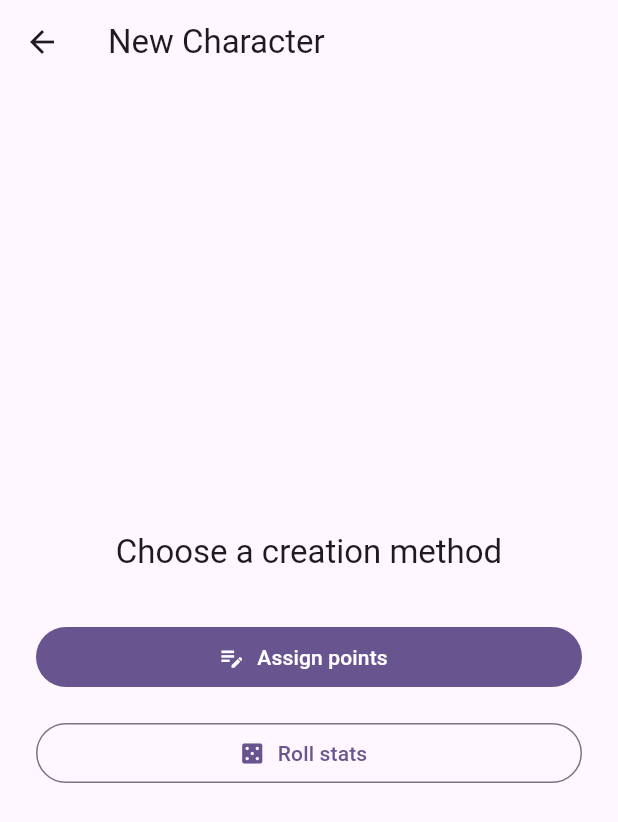
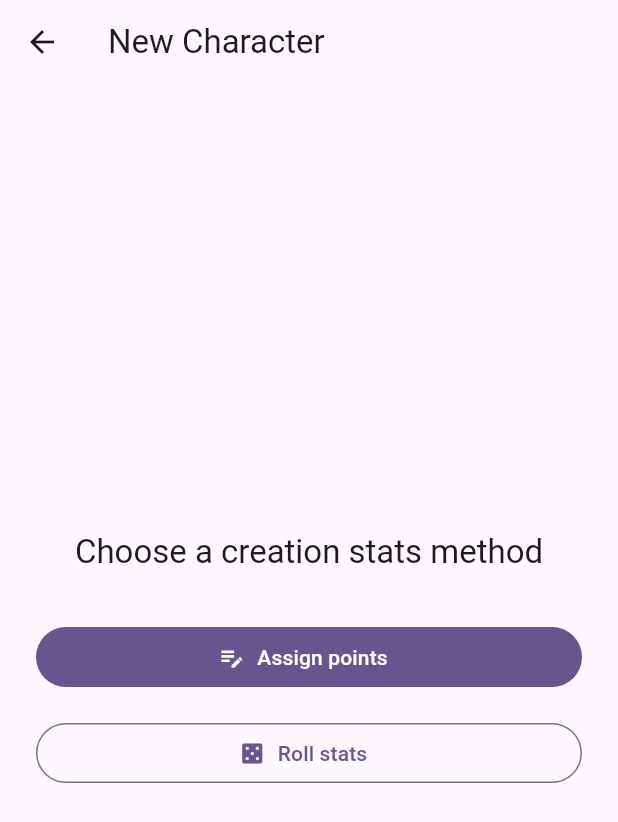
Before and after one commit to Ankater/patron_dossier, a Flutter app: the PreCharacterCreateScreen screen opened directly, on a phone screen of 412 x 824 dp. Shown: the top 822 px of the screen. Run offline on Flutter 3.47's test engine with Material 3 defaults, Android fonts, the phone set to English and light mode, and no system bars.

Commit message:
Update creation method label to specify stats in character creation screen.

```diff
--- a/lib/features/characters/screens/pre_character_create_screen.dart
+++ b/lib/features/characters/screens/pre_character_create_screen.dart
@@ -28,7 +28,7 @@ class PreCharacterCreateScreen extends StatelessWidget {
             crossAxisAlignment: CrossAxisAlignment.stretch,
             children: [
               Text(
-                'Choose a creation method',
+                'Choose a creation stats method',
                 style: Theme.of(context).textTheme.titleLarge,
                 textAlign: TextAlign.center,
               ),
```
